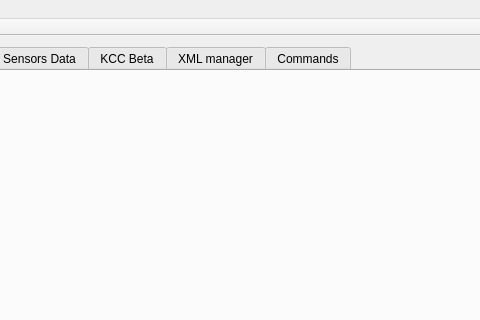
Above: src/GUITools/KMonitor/KMonitor.ui from kouretes/Monas before the change; both pictures show x 405 to 885 and y 0 to 320 of the 1071 by 669 pixel window. Below: the same form after it.
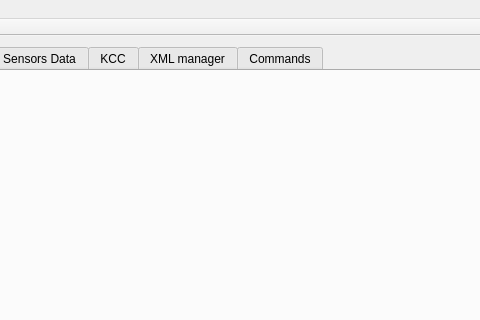
That is the form after the change. Custom widgets are drawn as their Qt base class.

```diff
--- a/src/GUITools/KMonitor/KMonitor.ui
+++ b/src/GUITools/KMonitor/KMonitor.ui
@@ -46,7 +46,7 @@
       </widget>
       <widget class="KccHandler" name="KCCTab">
        <attribute name="title">
-        <string>KCC Beta</string>
+        <string>KCC</string>
        </attribute>
       </widget>
       <widget class="XMLHandler" name="XMLTab">
```
